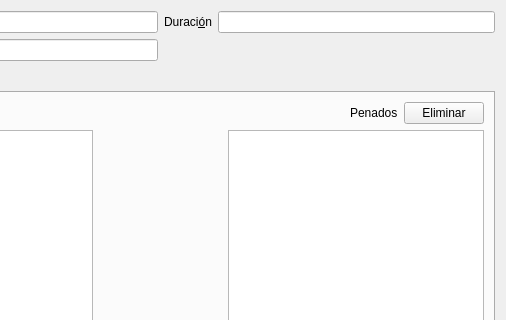
This is gui/dlgpenaentrada.ui in rogorido/qtpredicadores as Qt 5 draws it before an edit; both pictures show x 185 to 691 and y 0 to 320 of the 691 by 453 pixel window. The edited form follows.
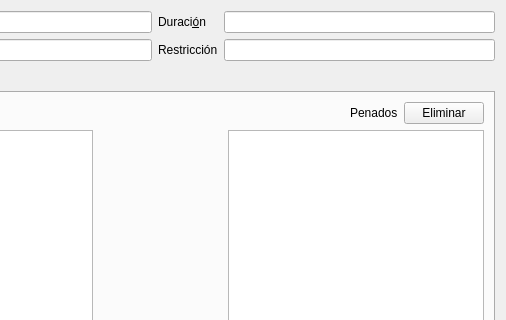
This is the edited form. Custom widgets are drawn as their Qt base class.

Commit message: Añadiendo restriccion a la entrada de penas

```diff
--- a/gui/dlgpenaentrada.ui
+++ b/gui/dlgpenaentrada.ui
@@ -55,6 +55,16 @@
      <item row="1" column="2">
       <widget class="QLineEdit" name="txtPenados"/>
      </item>
+     <item row="1" column="4">
+      <widget class="QLineEdit" name="txtRestriccion"/>
+     </item>
+     <item row="1" column="3">
+      <widget class="QLabel" name="label_10">
+       <property name="text">
+        <string>Restricción</string>
+       </property>
+      </widget>
+     </item>
     </layout>
    </item>
    <item>
```
The commit also changes 1 other file.
